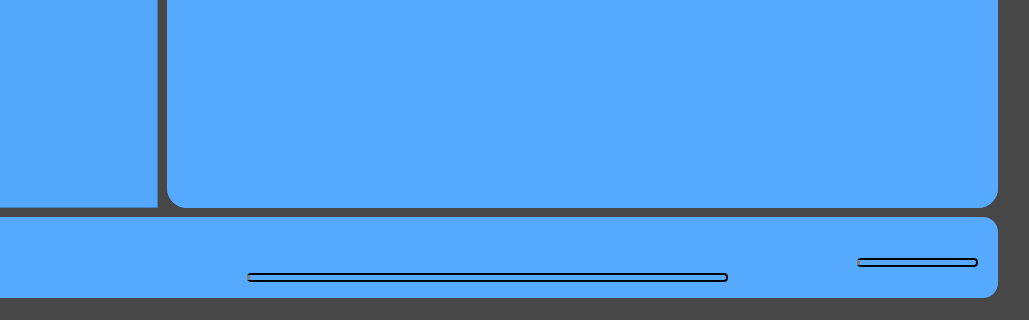
The window that 3_Solution/Soundcloud_Qt/Login/menu.ui (Buontempo-Raul/BootlegSoundCloud) describes before a commit, drawn with Qt 5; both pictures show x 83 to 1112 and y 373 to 693 of the 1112 by 693 pixel window.
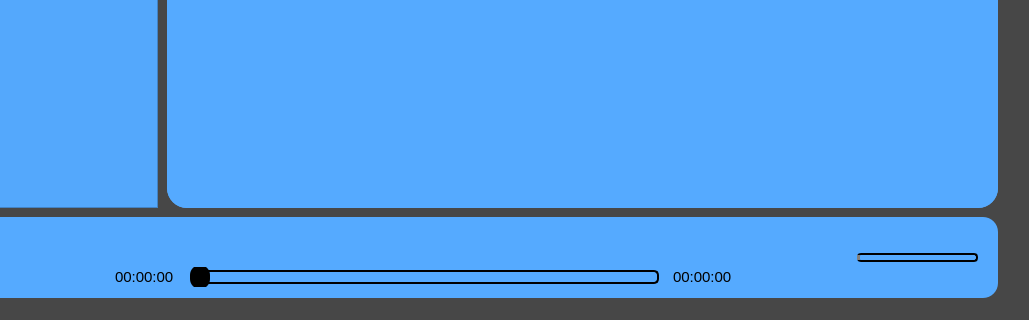
The same window after the commit. Icons and pictures are not drawn.

The edit to the form file:
```diff
--- a/3_Solution/Soundcloud_Qt/Login/menu.ui
+++ b/3_Solution/Soundcloud_Qt/Login/menu.ui
@@ -292,9 +292,9 @@
     <widget class="QListWidget" name="searchWidgetList">
      <property name="geometry">
       <rect>
-       <x>80</x>
+       <x>40</x>
        <y>90</y>
-       <width>421</width>
+       <width>541</width>
        <height>371</height>
       </rect>
      </property>
@@ -555,25 +555,33 @@
    <widget class="QPushButton" name="playStop">
     <property name="geometry">
      <rect>
-      <x>520</x>
+      <x>440</x>
       <y>10</y>
-      <width>61</width>
-      <height>31</height>
+      <width>40</width>
+      <height>40</height>
      </rect>
     </property>
     <property name="maximumSize">
      <size>
-      <width>61</width>
-      <height>16777215</height>
+      <width>40</width>
+      <height>40</height>
      </size>
     </property>
     <property name="styleSheet">
      <string notr="true">QPushButton{
-font-size: 15px;
-border-radius: 10px;
-background-color: transparent;
-border: 2px solid transparent;
-color: black;
+border:none;
+border-radius:20px;
+background-color:transparent;
+min-width:40px;
+max-width:40px;
+min-height:40px;
+max-height:40px;
+padding:0px
+}
+
+QPushButton:Hover{
+background-color:rgb(140,140,140);
+
 }</string>
     </property>
     <property name="text">
@@ -605,17 +613,25 @@
      <rect>
       <x>560</x>
       <y>10</y>
-      <width>83</width>
-      <height>29</height>
+      <width>40</width>
+      <height>40</height>
      </rect>
     </property>
     <property name="styleSheet">
      <string notr="true">QPushButton{
-font-size: 15px;
-border-radius: 10px;
-background-color: transparent;
-border: 2px solid transparent;
-color: black;
+border:none;
+border-radius:20px;
+background-color:transparent;
+min-width:40px;
+max-width:40px;
+min-height:40px;
+max-height:40px;
+padding:0px
+}
+
+QPushButton:Hover{
+background-color:rgb(140,140,140);
+
 }</string>
     </property>
     <property name="text">
@@ -635,19 +651,27 @@
    <widget class="QPushButton" name="back">
     <property name="geometry">
      <rect>
-      <x>450</x>
+      <x>380</x>
       <y>10</y>
-      <width>83</width>
-      <height>29</height>
+      <width>40</width>
+      <height>40</height>
      </rect>
     </property>
     <property name="styleSheet">
      <string notr="true">QPushButton{
-font-size: 15px;
-border-radius: 10px;
-background-color: transparent;
-border: 2px solid transparent;
-color: black;
+border:none;
+border-radius:20px;
+background-color:transparent;
+min-width:40px;
+max-width:40px;
+min-height:40px;
+max-height:40px;
+padding:0px
+}
+
+QPushButton:Hover{
+background-color:rgb(140,140,140);
+
 }</string>
     </property>
     <property name="text">
@@ -667,7 +691,7 @@
    <widget class="QSlider" name="horizontalSlider">
     <property name="geometry">
      <rect>
-      <x>310</x>
+      <x>250</x>
       <y>50</y>
       <width>481</width>
       <height>20</height>
@@ -675,25 +699,21 @@
     </property>
     <property name="styleSheet">
      <string notr="true">QSlider::handle:horizontal {
-    width: 0px; 
-    margin: -5px -5px; 
-    border: none;
+background:black;
+    width: 20px; 
+    height:20px;
+    margin: -7px -7px; 
+    border-radius:10px;
 }
 
 QSlider::groove:horizontal {
-    height: 5px; 
-    margin: 3px 0; /* Ajustează marginile pentru a păstra o distanță */
-    border-radius: 4px; /* Redu border-radius-ul pentru a păstra o distanță */
+    height: 10px; 
+width:460px;
+    border-radius: 5px; /* Redu border-radius-ul pentru a păstra o distanță */
     background: transparent; 
     border: 2px solid black;
 }
 
-QSlider::sub-page:horizontal {
-    background: grey; /* Culoarea indicării progresului */
-    border-radius: 4px; /* Redu border-radius-ul pentru a păstra o distanță */
-    height: 4px; /* Ajustează înălțimea */
-    margin: 5px 3px; /* Ajustează marginile pentru a păstra o distanță */
-}
 </string>
     </property>
     <property name="orientation">
@@ -706,7 +726,7 @@
       <x>920</x>
       <y>20</y>
       <width>121</width>
-      <height>51</height>
+      <height>41</height>
      </rect>
     </property>
     <property name="styleSheet">
@@ -739,19 +759,27 @@
    <widget class="QPushButton" name="mute">
     <property name="geometry">
      <rect>
-      <x>890</x>
-      <y>30</y>
-      <width>31</width>
-      <height>29</height>
+      <x>870</x>
+      <y>20</y>
+      <width>40</width>
+      <height>40</height>
      </rect>
     </property>
     <property name="styleSheet">
      <string notr="true">QPushButton{
-font-size: 15px;
-border-radius: 10px;
-background-color: transparent;
-border: 2px solid transparent;
-color: black;
+border:none;
+border-radius:20px;
+background-color:transparent;
+min-width:40px;
+max-width:40px;
+min-height:40px;
+max-height:40px;
+padding:0px
+}
+
+QPushButton:Hover{
+background-color:rgb(140,140,140);
+
 }</string>
     </property>
     <property name="text">
@@ -764,8 +792,8 @@
     </property>
     <property name="iconSize">
      <size>
-      <width>20</width>
-      <height>20</height>
+      <width>40</width>
+      <height>40</height>
      </size>
     </property>
     <property name="checkable">
@@ -778,6 +806,93 @@
      <bool>false</bool>
     </property>
    </widget>
+   <widget class="QLabel" name="name">
+    <property name="geometry">
+     <rect>
+      <x>20</x>
+      <y>19</y>
+      <width>141</width>
+      <height>41</height>
+     </rect>
+    </property>
+    <property name="text">
+     <string/>
+    </property>
+   </widget>
+   <widget class="QLabel" name="label_3">
+    <property name="geometry">
+     <rect>
+      <x>172</x>
+      <y>50</y>
+      <width>71</width>
+      <height>20</height>
+     </rect>
+    </property>
+    <property name="styleSheet">
+     <string notr="true">QLabel{
+font-size: 15px;
+border-radius: 10px;
+background-color: transparent;
+border: 2px solid transparent;
+color: black;
+}</string>
+    </property>
+    <property name="text">
+     <string>00:00:00</string>
+    </property>
+   </widget>
+   <widget class="QLabel" name="label_4">
+    <property name="geometry">
+     <rect>
+      <x>730</x>
+      <y>50</y>
+      <width>81</width>
+      <height>20</height>
+     </rect>
+    </property>
+    <property name="styleSheet">
+     <string notr="true">QLabel{
+font-size: 15px;
+border-radius: 10px;
+background-color: transparent;
+border: 2px solid transparent;
+color: black;
+}</string>
+    </property>
+    <property name="text">
+     <string>00:00:00</string>
+    </property>
+   </widget>
+   <widget class="QPushButton" name="pause">
+    <property name="geometry">
+     <rect>
+      <x>500</x>
+      <y>10</y>
+      <width>40</width>
+      <height>40</height>
+     </rect>
+    </property>
+    <property name="styleSheet">
+     <string notr="true">QPushButton{
+border:none;
+border-radius:20px;
+background-color:transparent;
+min-width:40px;
+max-width:40px;
+min-height:40px;
+max-height:40px;
+padding:0px
+}
+
+QPushButton:Hover{
+background-color:rgb(140,140,140);
+
+}</string>
+    </property>
+    <property name="text">
+     <string/>
+    </property>
+   </widget>
   </widget>
   <widget class="QPushButton" name="pushButton_17">
    <property name="geometry">
```
Left out of the diff: 24 changed lines with no effect on the pictures.
